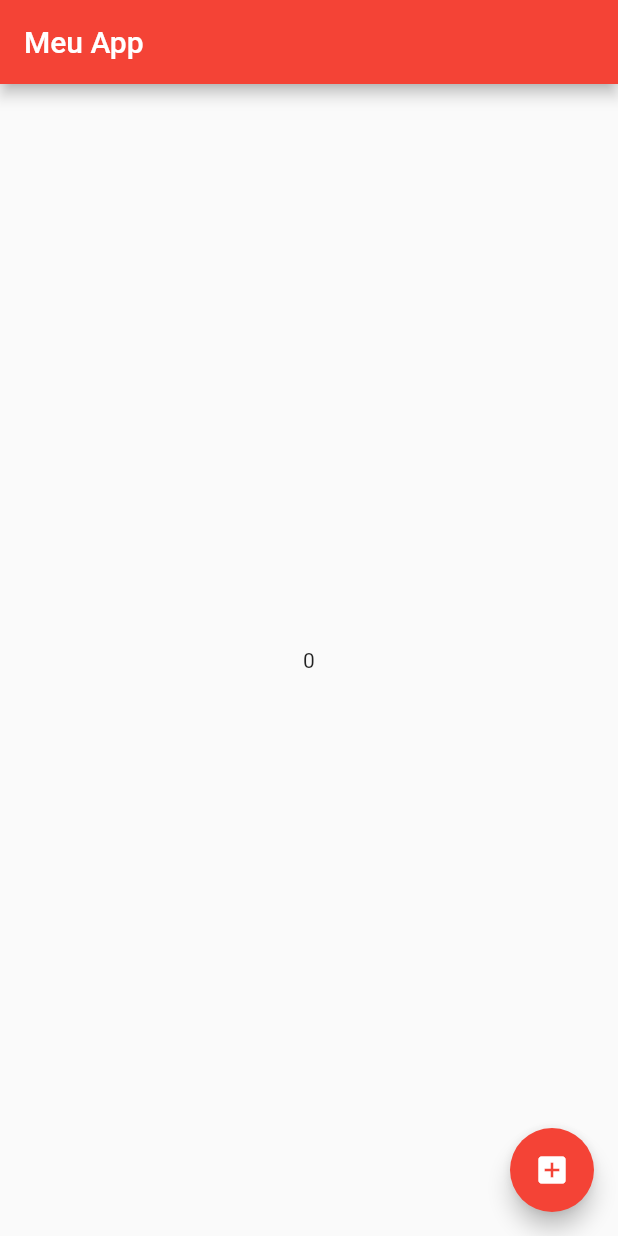
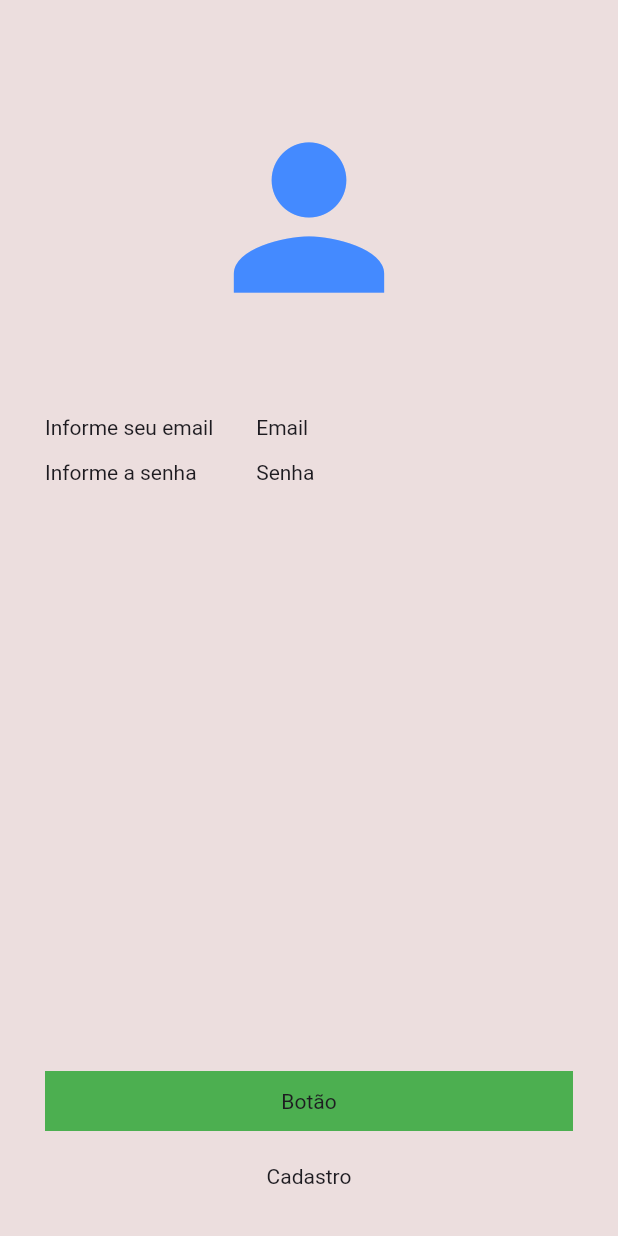
Before and after one commit to LucasAdrian0/trilhaapp, a Flutter app: the screen it shows after launch, on a phone screen of 412 x 824 dp. Run offline on Flutter 3.47's test engine with Material 3 defaults, Android fonts, the phone set to English and light mode, and no system bars; our stand-ins replace google_fonts.

Commit message:
finalizado aula - projeto flutter e primeiros componentes

```diff
--- a/lib/main.dart
+++ b/lib/main.dart
@@ -1,56 +1,13 @@
-import 'dart:math';
-
 import 'package:flutter/material.dart';
+import 'package:trilhaapp/my_app.dart';
 
 void main() {
   runApp(const MyApp());
 }
 
-class MyApp extends StatelessWidget {
-  const MyApp({super.key});
-  @override
-  Widget build(BuildContext context) {
-    return MaterialApp(
-      debugShowCheckedModeBanner: false,
-      theme: ThemeData(
-        primarySwatch: Colors.red,
-        useMaterial3: false, //coloquei pq o material3 desatualizado com o curso
-      ),
-      home: const HomePage(),
-    );
-  }
-}
 
-class HomePage extends StatefulWidget {
-  const HomePage({super.key});
 
-  @override
-  State<HomePage> createState() => _HomePageState();
-}
 
-class _HomePageState extends State<HomePage> {
-  var numeroGerado = 0;
 
-  int _gerarNumeroAleatorio() {
-    Random numeroAleatorio = Random();
-    return numeroGerado = numeroAleatorio.nextInt(1000);
-  }
 
-  @override
-  Widget build(BuildContext context) {
-    debugPrint("Chamando método build");
-    return Scaffold(
-      appBar: AppBar(title: const Text("Meu App")),
-      body: Center(child: Text(numeroGerado.toString())),
-      floatingActionButton: FloatingActionButton(
-        child: const Icon(Icons.add_box),
-        onPressed: () {
-          setState(() {
-            numeroGerado = _gerarNumeroAleatorio();
-          });
-        },
-      ),
-    );
-  }
-}
 // iniciar video de "Organizando o Projeto"
--- /dev/null
+++ b/lib/my_app.dart
@@ -0,0 +1,19 @@
+import 'package:flutter/material.dart';
+import 'package:google_fonts/google_fonts.dart';
+import 'package:trilhaapp/pages/login_pge.dart';
+
+class MyApp extends StatelessWidget {
+  const MyApp({super.key});
+  @override
+  Widget build(BuildContext context) {
+    return MaterialApp(
+      debugShowCheckedModeBanner: false,
+      theme: ThemeData(
+        primarySwatch: Colors.red,
+        textTheme: GoogleFonts.robotoTextTheme(),
+        useMaterial3: false, //coloquei pq o material3 desatualizado com o curso
+      ),
+      home: const LoginPage(),
+    );
+  }
+}
--- /dev/null
+++ b/lib/pages/login_pge.dart
@@ -0,0 +1,88 @@
+
+import 'package:flutter/material.dart';
+
+class LoginPage extends StatefulWidget {
+  const LoginPage({super.key});
+
+  @override
+  State<LoginPage> createState() => _LoginPageState();
+}
+
+class _LoginPageState extends State<LoginPage> {
+  @override
+  Widget build(BuildContext context) {
+    return SafeArea(
+      child: Scaffold (
+        backgroundColor: const Color.fromARGB(255, 236, 222, 222),
+        body:  Container(
+          width: double.infinity,
+          child: Column(
+            crossAxisAlignment: CrossAxisAlignment.center,
+            children: [
+              SizedBox(
+                height: 70,
+              ),
+              const Icon(
+                Icons.person,
+                size: 150,
+                color: Colors.blueAccent,
+                ),
+              const SizedBox(
+                height: 50,
+              ),
+              Container(
+                width: double.infinity,
+                margin: EdgeInsets.symmetric(horizontal: 30),
+                height: 30,
+                alignment: Alignment.center,
+                child: Row(
+                  children: [
+                    Expanded(
+                      flex:  2,
+                      child: Text("Informe seu email")),
+                    Expanded(flex: 3,child: Text("Email")),
+                  ],
+                ),
+              ),
+              Container(
+                width: double.infinity,
+                margin: EdgeInsets.symmetric(horizontal: 30),
+                height: 30,
+                alignment: Alignment.center,
+                child: Row(
+                  children: [
+                    Expanded(
+                      flex: 2,
+                      child: Text("Informe a senha")),
+                    Expanded(flex: 3,child: Text("Senha")),
+                  ],
+                ),
+              ),
+              Expanded(child: Container()),
+              Container(
+                width: double.infinity,
+                margin: EdgeInsets.symmetric(horizontal: 30),
+                color: Colors.green,
+                height: 40,
+                alignment: Alignment.center,
+                child: Text("Botão"),
+              ),
+              const SizedBox(
+                height: 10,
+              ),
+              Container(
+                margin: EdgeInsets.symmetric(horizontal: 30),
+                height: 40,
+                alignment: Alignment.center,
+                child: Text("Cadastro"),
+              ),
+              const SizedBox(
+                height: 20,
+              ),
+            ],
+          ),
+        ),
+      ),
+    );
+  }
+}
--- a/pubspec.yaml
+++ b/pubspec.yaml
@@ -28,6 +28,8 @@ environment:
 # the latest version available on pub.dev. To see which dependencies have newer
 # versions available, run `flutter pub outdated`.
 dependencies:
+  google_fonts: ^6.3.3
+
   flutter:
     sdk: flutter
 
```
Also changed, not shown: lib/pages/home_page.dart (added, +115 -0 lines), lib/service/gerador_numero_aleatorio_service.dart (added, +8 -0 lines), pubspec.lock, 2 other files.
